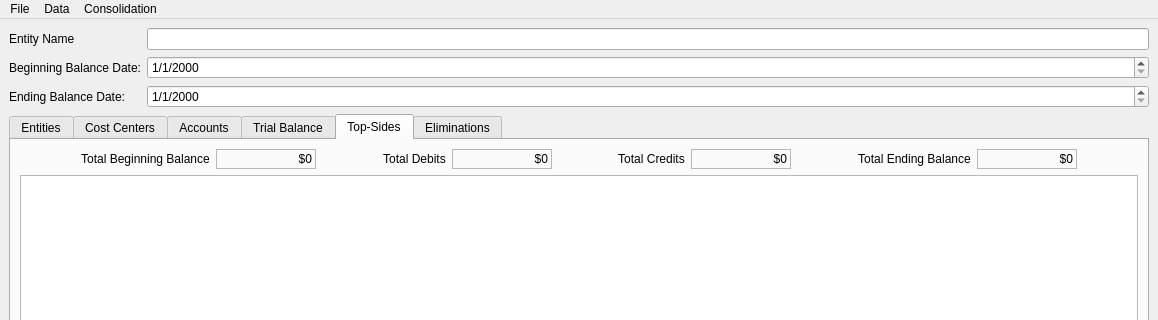
Qt form ui/MainWindow4.ui (herrsmitty8128/ConsolidationBuilder) before a commit; both pictures show x 0 to 1158 and y 0 to 320 of the 1158 by 887 pixel window.
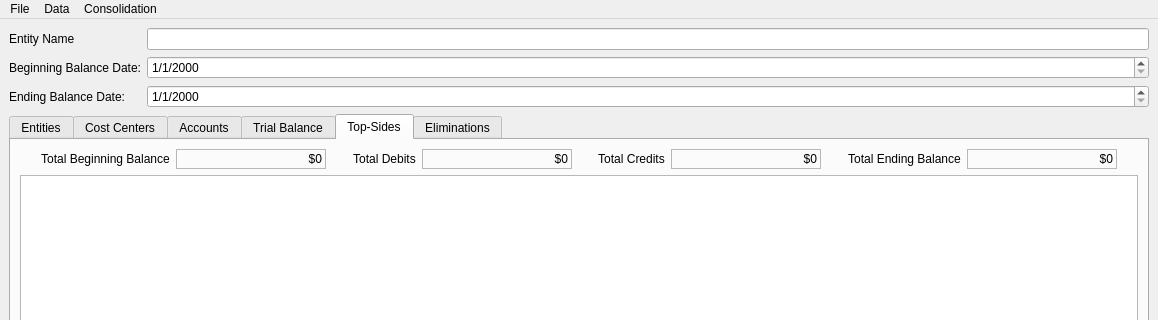
The same form after that commit.

Patch:
```diff
--- a/ui/MainWindow4.ui
+++ b/ui/MainWindow4.ui
@@ -393,13 +393,13 @@
                  <widget class="QLabel" name="totalTopSidesBeginning">
                   <property name="minimumSize">
                    <size>
-                    <width>100</width>
+                    <width>150</width>
                     <height>0</height>
                    </size>
                   </property>
                   <property name="maximumSize">
                    <size>
-                    <width>150</width>
+                    <width>200</width>
                     <height>16777215</height>
                    </size>
                   </property>
@@ -441,13 +441,13 @@
                  <widget class="QLabel" name="totalTopSidesDebits">
                   <property name="minimumSize">
                    <size>
-                    <width>100</width>
+                    <width>150</width>
                     <height>0</height>
                    </size>
                   </property>
                   <property name="maximumSize">
                    <size>
-                    <width>150</width>
+                    <width>200</width>
                     <height>16777215</height>
                    </size>
                   </property>
@@ -489,13 +489,13 @@
                  <widget class="QLabel" name="totalTopSidesCredits">
                   <property name="minimumSize">
                    <size>
-                    <width>100</width>
+                    <width>150</width>
                     <height>0</height>
                    </size>
                   </property>
                   <property name="maximumSize">
                    <size>
-                    <width>150</width>
+                    <width>200</width>
                     <height>16777215</height>
                    </size>
                   </property>
@@ -537,13 +537,13 @@
                  <widget class="QLabel" name="totalTopSidesEnding">
                   <property name="minimumSize">
                    <size>
-                    <width>100</width>
+                    <width>150</width>
                     <height>0</height>
                    </size>
                   </property>
                   <property name="maximumSize">
                    <size>
-                    <width>150</width>
+                    <width>200</width>
                     <height>16777215</height>
                    </size>
                   </property>
```
